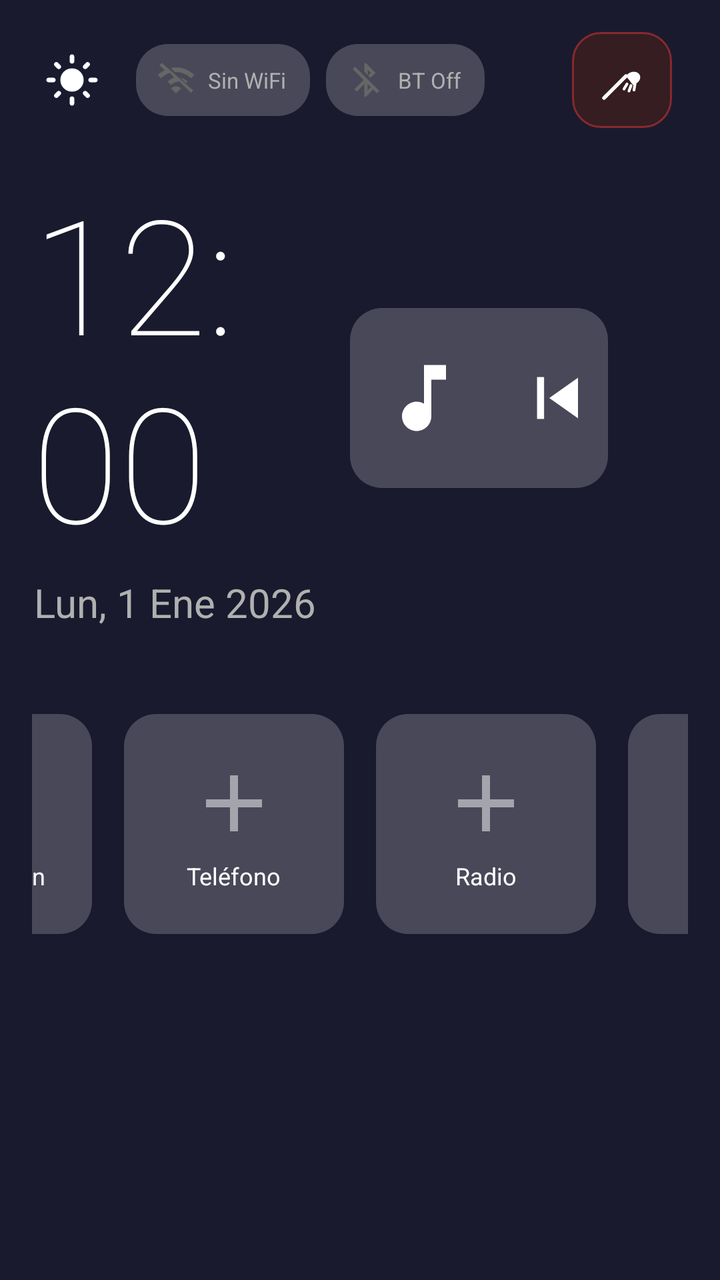
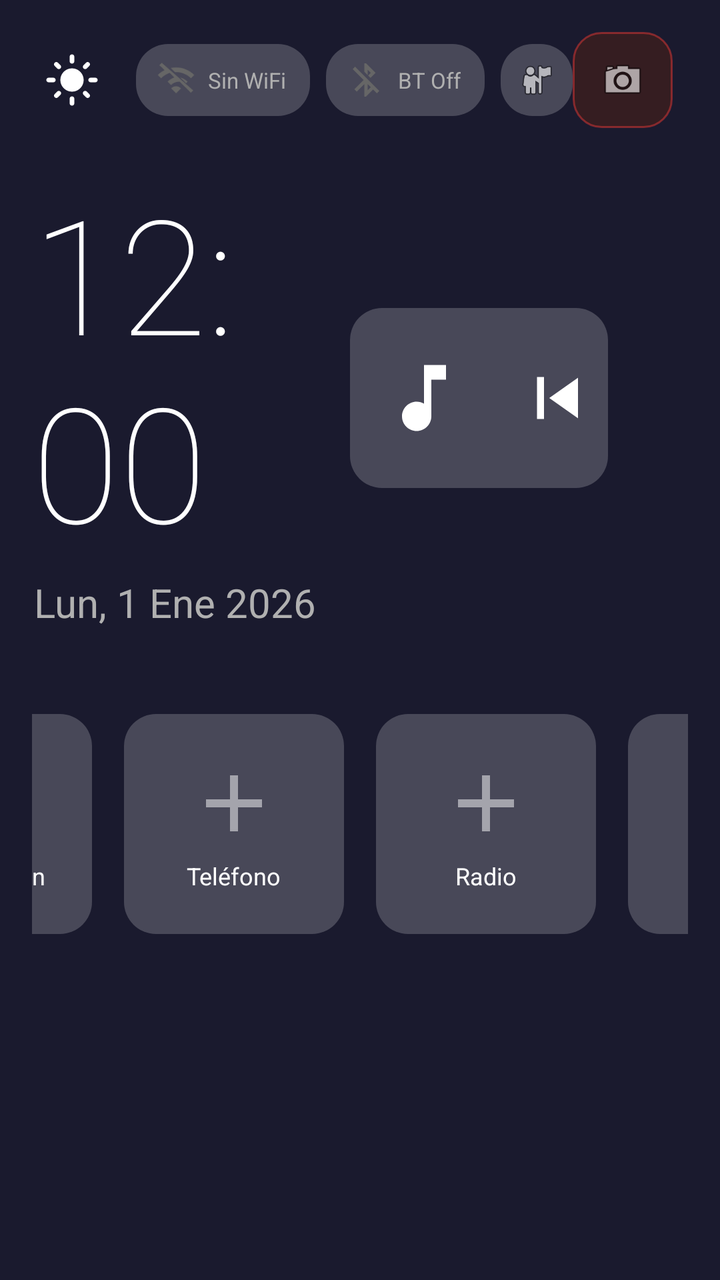

Compare the two renders of this Android layout. The source of the first and the diff that turns it into the second are given below.
<!-- AndroidManifest.xml: application theme LauncherTheme -->
<!-- res/layout/activity_main.xml -->
<?xml version="1.0" encoding="utf-8"?>
<FrameLayout xmlns:android="http://schemas.android.com/apk/res/android"
    android:id="@+id/root_layout"
    android:layout_width="match_parent"
    android:layout_height="match_parent"
    android:background="#FF1A1A2E">

    <LinearLayout
        android:layout_width="match_parent"
        android:layout_height="match_parent"
        android:gravity="center"
        android:orientation="vertical"
        android:padding="16dp">

        
        <LinearLayout
            android:layout_width="match_parent"
            android:layout_height="wrap_content"
            android:orientation="horizontal"
            android:gravity="center_vertical">

            <ImageView
                android:id="@+id/btn_theme_toggle"
                android:layout_width="40dp"
                android:layout_height="40dp"
                android:src="@drawable/ic_sun"
                android:padding="6dp"
                android:clickable="true"
                android:focusable="true" />

            <LinearLayout
                android:id="@+id/badge_permisos"
                android:layout_width="wrap_content"
                android:layout_height="36dp"
                android:orientation="horizontal"
                android:gravity="center_vertical"
                android:background="@drawable/shortcut_bg"
                android:paddingStart="10dp"
                android:paddingEnd="12dp"
                android:layout_marginStart="10dp"
                android:clickable="true"
                android:focusable="true"
                android:visibility="gone">

                <ImageView
                    android:layout_width="18dp"
                    android:layout_height="18dp"
                    android:src="@android:drawable/ic_dialog_alert" />

                <TextView
                    android:layout_width="wrap_content"
                    android:layout_height="wrap_content"
                    android:text="Permisos"
                    android:textColor="#FFC107"
                    android:textSize="11sp"
                    android:layout_marginStart="5dp" />
            </LinearLayout>

            
            <LinearLayout
                android:id="@+id/indicador_wifi"
                android:layout_width="wrap_content"
                android:layout_height="36dp"
                android:orientation="horizontal"
                android:gravity="center_vertical"
                android:background="@drawable/shortcut_bg"
                android:paddingStart="10dp"
                android:paddingEnd="12dp"
                android:layout_marginStart="12dp"
                android:clickable="true"
                android:focusable="true">

                <ImageView
                    android:id="@+id/icono_wifi"
                    android:layout_width="20dp"
                    android:layout_height="20dp"
                    android:src="@drawable/ic_wifi_off" />

                <TextView
                    android:id="@+id/texto_wifi"
                    android:layout_width="wrap_content"
                    android:layout_height="wrap_content"
                    android:text="Sin WiFi"
                    android:textColor="#B0B0B0"
                    android:textSize="11sp"
                    android:layout_marginStart="6dp"
                    android:maxLines="1"
                    android:ellipsize="end"
                    android:maxWidth="100dp" />
            </LinearLayout>

            
            <LinearLayout
                android:id="@+id/indicador_bluetooth"
                android:layout_width="wrap_content"
                android:layout_height="36dp"
                android:orientation="horizontal"
                android:gravity="center_vertical"
                android:background="@drawable/shortcut_bg"
                android:paddingStart="10dp"
                android:paddingEnd="12dp"
                android:layout_marginStart="8dp"
                android:clickable="true"
                android:focusable="true">

                <ImageView
                    android:id="@+id/icono_bluetooth"
                    android:layout_width="20dp"
                    android:layout_height="20dp"
                    android:src="@drawable/ic_bt_off" />

                <TextView
                    android:id="@+id/texto_bluetooth"
                    android:layout_width="wrap_content"
                    android:layout_height="wrap_content"
                    android:text="BT Off"
                    android:textColor="#B0B0B0"
                    android:textSize="11sp"
                    android:layout_marginStart="6dp"
                    android:maxLines="1"
                    android:ellipsize="end"
                    android:maxWidth="120dp" />
            </LinearLayout>

            <View
                android:layout_width="0dp"
                android:layout_height="1dp"
                android:layout_weight="1" />

            <LinearLayout
                android:id="@+id/fab_clear_apps"
                android:background="@drawable/fab_bg_clear"
                android:layout_width="50dp"
                android:layout_height="48dp"
                android:orientation="horizontal"
                android:gravity="center"
                android:paddingStart="10dp"
                android:paddingEnd="10dp"
                android:layout_marginEnd="8dp"
                android:clickable="true"
                android:focusable="true"
                android:elevation="6dp">

                <ImageView
                    android:layout_width="24dp"
                    android:layout_height="24dp"
                    android:src="@drawable/ic_clear_apps" />
            </LinearLayout>
        </LinearLayout>

        
        <LinearLayout
            android:layout_width="match_parent"
            android:layout_height="0dp"
            android:layout_weight="1"
            android:orientation="horizontal"
            android:gravity="center"
            android:paddingBottom="10dp">

            
                    

                

            <LinearLayout
                android:id="@+id/clock_section"
                android:layout_width="0dp"
                android:layout_height="wrap_content"
                android:layout_weight="1"
                android:gravity="center"
                android:orientation="vertical">

                <LinearLayout
                    android:id="@+id/boton_reloj"
                    android:layout_width="wrap_content"
                    android:layout_height="wrap_content"
                    android:clickable="true"
                    android:focusable="true"
                    android:gravity="center"
                    android:orientation="vertical">

                    <TextView
                        android:id="@+id/clock_text"
                        android:layout_width="wrap_content"
                        android:layout_height="wrap_content"
                        android:fontFamily="sans-serif-thin"
                        android:text="12:00"
                        android:textColor="#FFFFFFFF"
                        android:textSize="80sp" />

                    <TextView
                        android:id="@+id/date_text"
                        android:layout_width="wrap_content"
                        android:layout_height="wrap_content"
                        android:layout_marginTop="4dp"
                        android:text="Lun, 1 Ene 2026"
                        android:textColor="#B0B0B0"
                        android:textSize="20sp" />
                </LinearLayout>
            </LinearLayout>

            
            
            <LinearLayout
                android:id="@+id/widget_reproductor"
                android:foreground="?android:attr/selectableItemBackground"
                android:layout_width="0dp"
                android:layout_height="wrap_content"
                android:layout_weight="0.9"
                android:minWidth="320dp"
                android:orientation="horizontal"
                android:gravity="center_vertical"
                android:background="@drawable/shortcut_bg"
                android:padding="15dp"
                android:layout_marginTop="30dp"
                android:layout_marginStart="16dp"
                android:layout_marginEnd="40dp"
                android:layout_marginBottom="30dp"
                android:clickable="true"
                android:focusable="true"
                android:visibility="visible">


                <ImageView
                    android:id="@+id/reproductor_icono"
                    android:layout_width="44dp"
                    android:layout_height="60dp"
                    android:src="@drawable/ic_music"
                    android:scaleType="fitCenter" />

                <LinearLayout
                    android:layout_width="0dp"
                    android:layout_height="wrap_content"
                    android:layout_weight="1"
                    android:orientation="vertical"
                    android:layout_marginStart="10dp"
                    android:layout_marginEnd="10dp">

                    <TextView
                        android:id="@+id/reproductor_titulo"
                        android:layout_width="match_parent"
                        android:layout_height="wrap_content"
                        android:text=""
                        android:textColor="#FFFFFF"
                        android:textSize="16sp"
                        android:textStyle="bold"
                        android:maxLines="1"
                        android:ellipsize="marquee"
                        android:marqueeRepeatLimit="marquee_forever"
                        android:scrollHorizontally="true"
                        android:focusable="true"
                        android:focusableInTouchMode="true"
                        android:singleLine="true" />

                    <TextView
                        android:id="@+id/reproductor_artista"
                        android:layout_width="wrap_content"
                        android:layout_height="wrap_content"
                        android:text=""
                        android:textColor="#B0B0B0"
                        android:textSize="12sp"
                        android:maxLines="1"
                        android:ellipsize="end"
                        android:layout_marginTop="2dp" />
                </LinearLayout>

                <ImageView
                    android:id="@+id/btn_anterior"
                    android:layout_width="50dp"
                    android:layout_height="50dp"
                    android:src="@drawable/ic_anterior"
                    android:padding="4dp"
                    android:background="?android:attr/selectableItemBackgroundBorderless"
                    android:clickable="true"
                    android:focusable="true" />

                <ImageView
                    android:id="@+id/btn_play_pausa"
                    android:layout_width="50dp"
                    android:layout_height="50dp"
                    android:src="@drawable/ic_play"
                    android:padding="4dp"
                    android:layout_marginStart="6dp"
                    android:layout_marginEnd="6dp"
                    android:background="?android:attr/selectableItemBackgroundBorderless"
                    android:clickable="true"
                    android:focusable="true" />

                <ImageView
                    android:id="@+id/btn_siguiente"
                    android:layout_width="50dp"
                    android:layout_height="50dp"
                    android:src="@drawable/ic_siguiente"
                    android:padding="4dp"
                    android:background="?android:attr/selectableItemBackgroundBorderless"
                    android:clickable="true"
                    android:focusable="true" />
            </LinearLayout>
        </LinearLayout>

        
        <LinearLayout
            android:id="@+id/shortcuts_container"
            android:layout_width="wrap_content"
            android:layout_height="0dp"
            android:layout_weight="1"
            android:gravity="center|top"
            android:orientation="horizontal"
            android:paddingTop="5dp">

            <LinearLayout
                android:id="@+id/shortcut_0"
                android:layout_width="110dp"
                android:layout_height="110dp"
                android:layout_margin="8dp"
                android:background="@drawable/shortcut_bg"
                android:clickable="true"
                android:focusable="true"
                android:gravity="center"
                android:orientation="vertical"
                android:padding="10dp">

                <ImageView
                    android:id="@+id/shortcut_icon_0"
                    android:layout_width="48dp"
                    android:layout_height="48dp"
                    android:scaleType="fitCenter"
                    android:src="@drawable/ic_add_shortcut" />

                <TextView
                    android:id="@+id/shortcut_name_0"
                    android:layout_width="wrap_content"
                    android:layout_height="wrap_content"
                    android:layout_marginTop="4dp"
                    android:ellipsize="end"
                    android:maxLines="1"
                    android:text="Música"
                    android:textColor="#FFFFFF"
                    android:textSize="12sp" />
            </LinearLayout>

            <LinearLayout
                android:id="@+id/shortcut_1"
                android:layout_width="110dp"
                android:layout_height="110dp"
                android:layout_margin="8dp"
                android:background="@drawable/shortcut_bg"
                android:clickable="true"
                android:focusable="true"
                android:gravity="center"
                android:orientation="vertical"
                android:padding="10dp">

                <ImageView
                    android:id="@+id/shortcut_icon_1"
                    android:layout_width="48dp"
                    android:layout_height="48dp"
                    android:scaleType="fitCenter"
                    android:src="@drawable/ic_add_shortcut" />

                <TextView
                    android:id="@+id/shortcut_name_1"
                    android:layout_width="wrap_content"
                    android:layout_height="wrap_content"
                    android:layout_marginTop="4dp"
                    android:ellipsize="end"
                    android:maxLines="1"
                    android:text="Navegación"
                    android:textColor="#FFFFFF"
                    android:textSize="12sp" />
            </LinearLayout>

            <LinearLayout
                android:id="@+id/shortcut_2"
                android:layout_width="110dp"
                android:layout_height="110dp"
                android:layout_margin="8dp"
                android:background="@drawable/shortcut_bg"
                android:clickable="true"
                android:focusable="true"
                android:gravity="center"
                android:orientation="vertical"
                android:padding="10dp">

                <ImageView
                    android:id="@+id/shortcut_icon_2"
                    android:layout_width="48dp"
                    android:layout_height="48dp"
                    android:scaleType="fitCenter"
                    android:src="@drawable/ic_add_shortcut" />

                <TextView
                    android:id="@+id/shortcut_name_2"
                    android:layout_width="wrap_content"
                    android:layout_height="wrap_content"
                    android:layout_marginTop="4dp"
                    android:ellipsize="end"
                    android:maxLines="1"
                    android:text="Teléfono"
                    android:textColor="#FFFFFF"
                    android:textSize="12sp" />
            </LinearLayout>

            <LinearLayout
                android:id="@+id/shortcut_3"
                android:layout_width="110dp"
                android:layout_height="110dp"
                android:layout_margin="8dp"
                android:background="@drawable/shortcut_bg"
                android:clickable="true"
                android:focusable="true"
                android:gravity="center"
                android:orientation="vertical"
                android:padding="10dp">

                <ImageView
                    android:id="@+id/shortcut_icon_3"
                    android:layout_width="48dp"
                    android:layout_height="48dp"
                    android:scaleType="fitCenter"
                    android:src="@drawable/ic_add_shortcut" />

                <TextView
                    android:id="@+id/shortcut_name_3"
                    android:layout_width="wrap_content"
                    android:layout_height="wrap_content"
                    android:layout_marginTop="4dp"
                    android:ellipsize="end"
                    android:maxLines="1"
                    android:text="Radio"
                    android:textColor="#FFFFFF"
                    android:textSize="12sp" />
            </LinearLayout>

            <LinearLayout
                android:id="@+id/shortcut_4"
                android:layout_width="110dp"
                android:layout_height="110dp"
                android:layout_margin="8dp"
                android:background="@drawable/shortcut_bg"
                android:clickable="true"
                android:focusable="true"
                android:gravity="center"
                android:orientation="vertical"
                android:padding="10dp">

                <ImageView
                    android:id="@+id/shortcut_icon_4"
                    android:layout_width="48dp"
                    android:layout_height="48dp"
                    android:scaleType="fitCenter"
                    android:src="@drawable/ic_add_shortcut" />

                <TextView
                    android:id="@+id/shortcut_name_4"
                    android:layout_width="wrap_content"
                    android:layout_height="wrap_content"
                    android:layout_marginTop="4dp"
                    android:ellipsize="end"
                    android:maxLines="1"
                    android:text="Config."
                    android:textColor="#FFFFFF"
                    android:textSize="12sp" />
            </LinearLayout>

            <LinearLayout
                android:id="@+id/btn_all_apps"
                android:layout_width="110dp"
                android:layout_height="110dp"
                android:layout_margin="8dp"
                android:background="@drawable/shortcut_bg_accent"
                android:clickable="true"
                android:focusable="true"
                android:gravity="center"
                android:orientation="vertical"
                android:padding="10dp">

                <ImageView
                    android:id="@+id/all_apps_icon"
                    android:layout_width="48dp"
                    android:layout_height="48dp"
                    android:scaleType="fitCenter"
                    android:src="@drawable/ic_all_apps" />

                <TextView
                    android:id="@+id/all_apps_label"
                    android:layout_width="wrap_content"
                    android:layout_height="wrap_content"
                    android:layout_marginTop="4dp"
                    android:text="Apps"
                    android:textColor="#FFFFFF"
                    android:textSize="12sp" />
            </LinearLayout>
        </LinearLayout>
    </LinearLayout>

    


    
    <LinearLayout
        android:id="@+id/system_panel"
        android:layout_width="wrap_content"
        android:layout_height="wrap_content"
        android:layout_gravity="bottom|end"
        android:layout_marginEnd="20dp"
        android:layout_marginBottom="72dp"
        android:background="@drawable/system_panel_bg"
        android:elevation="8dp"
        android:orientation="vertical"
        android:padding="12dp"
        android:visibility="gone" />

</FrameLayout>
<!-- resources referenced by this layout -->
<resources>
  <!-- drawable fab_bg_clear (drawable) -->
  <?xml version="1.0" encoding="utf-8"?>
  <shape xmlns:android="http://schemas.android.com/apk/res/android"
      android:shape="rectangle">
  
      
      <solid android:color="#CC3D1F1F" />
  
      
      <stroke
          android:width="1dp"
          android:color="#80E53935" />
  
      
      <corners android:radius="14dp" />
  
  </shape>
  <!-- drawable ic_add_shortcut (drawable) -->
  <?xml version="1.0" encoding="utf-8"?>
  <vector xmlns:android="http://schemas.android.com/apk/res/android"
      android:width="24dp"
      android:height="24dp"
      android:viewportWidth="24"
      android:viewportHeight="24">
      <path
          android:fillColor="#80FFFFFF"
          android:pathData="M19,13h-6v6h-2v-6H5v-2h6V5h2v6h6v2z" />
  </vector>
  <!-- drawable ic_all_apps (drawable) -->
  <?xml version="1.0" encoding="utf-8"?>
  <vector xmlns:android="http://schemas.android.com/apk/res/android"
      android:width="24dp"
      android:height="24dp"
      android:viewportWidth="24"
      android:viewportHeight="24">
      <path
          android:fillColor="#FFFFFF"
          android:pathData="M4,8h4V4H4V8zM10,20h4v-4h-4V20zM4,20h4v-4H4V20zM4,14h4v-4H4V14zM10,14h4v-4h-4V14zM16,4v4h4V4H16zM10,8h4V4h-4V8zM16,14h4v-4h-4V14zM16,20h4v-4h-4V20z" />
  </vector>
  <!-- drawable ic_anterior (drawable) -->
  <?xml version="1.0" encoding="utf-8"?>
  <vector xmlns:android="http://schemas.android.com/apk/res/android"
      android:width="24dp" android:height="24dp"
      android:viewportWidth="24" android:viewportHeight="24">
      <path android:fillColor="#FFFFFF"
          android:pathData="M6,6h2v12H6V6zM9.5,12l8.5,6V6L9.5,12z" />
  </vector>
  <!-- drawable ic_bt_off (drawable) -->
  <?xml version="1.0" encoding="utf-8"?>
  <vector xmlns:android="http://schemas.android.com/apk/res/android"
      android:width="24dp" android:height="24dp"
      android:viewportWidth="24" android:viewportHeight="24">
      <path android:fillColor="#666666"
          android:pathData="M13,5.83l1.88,1.88 -1.6,1.6 1.41,1.41 3.02,-3.02L12,2h-1v5.03l2,2v-3.2zM5.41,4L4,5.41 10.59,12 5,17.59 6.41,19 11,14.41V22h1l4.29,-4.29 2.3,2.29L20,18.59 5.41,4zM13,18.17v-3.76l1.88,1.88L13,18.17z" />
  </vector>
  <!-- drawable ic_music (drawable) -->
  <?xml version="1.0" encoding="utf-8"?>
  <vector xmlns:android="http://schemas.android.com/apk/res/android"
      android:width="24dp"
      android:height="24dp"
      android:viewportWidth="24"
      android:viewportHeight="24">
      <path
          android:fillColor="#FFFFFF"
          android:pathData="M12,3v10.55c-0.59,-0.34 -1.27,-0.55 -2,-0.55C7.79,13 6,14.79 6,17s1.79,4 4,4 4,-1.79 4,-4V7h4V3h-6z" />
  </vector>
  <!-- drawable ic_play (drawable) -->
  <?xml version="1.0" encoding="utf-8"?>
  <vector xmlns:android="http://schemas.android.com/apk/res/android"
      android:width="24dp" android:height="24dp"
      android:viewportWidth="24" android:viewportHeight="24">
      <path android:fillColor="#FFFFFF"
          android:pathData="M8,5v14l11,-7z" />
  </vector>
  <!-- drawable ic_siguiente (drawable) -->
  <?xml version="1.0" encoding="utf-8"?>
  <vector xmlns:android="http://schemas.android.com/apk/res/android"
      android:width="24dp" android:height="24dp"
      android:viewportWidth="24" android:viewportHeight="24">
      <path android:fillColor="#FFFFFF"
          android:pathData="M6,18l8.5,-6L6,6V18zM16,6v12h2V6H16z" />
  </vector>
  <!-- drawable system_panel_bg (drawable) -->
  <?xml version="1.0" encoding="utf-8"?>
  <shape xmlns:android="http://schemas.android.com/apk/res/android"
      android:shape="rectangle">
      <solid android:color="#EE16213E" />
      <corners android:radius="16dp" />
      <stroke
          android:width="1dp"
          android:color="#33FFFFFF" />
  </shape>
  <style name="LauncherTheme" parent="Theme.AppCompat.NoActionBar">
          <item name="android:windowNoTitle">true</item>
          <item name="android:windowFullscreen">true</item>
          <item name="android:windowBackground">@color/background</item>
      </style>
  <color name="background">#FF1A1A2E</color>
  <!-- unchanged entries left out for length: 5 -->
</resources>

<!-- the commit's change to res/layout/activity_main.xml (unified diff, before → after) -->
@@ -90,6 +90,7 @@
             </LinearLayout>
 
             
+            
             <LinearLayout
                 android:id="@+id/indicador_bluetooth"
                 android:layout_width="wrap_content"
@@ -122,10 +123,49 @@
                     android:maxWidth="120dp" />
             </LinearLayout>
 
+            
+            <LinearLayout
+                android:id="@+id/boton_contactos"
+                android:layout_width="36dp"
+                android:layout_height="36dp"
+                android:orientation="horizontal"
+                android:gravity="center"
+                android:background="@drawable/shortcut_bg"
+                android:layout_marginStart="8dp"
+                android:clickable="true"
+                android:focusable="true">
+
+                <ImageView
+                    android:layout_width="20dp"
+                    android:layout_height="20dp"
+                    android:src="@android:drawable/ic_menu_myplaces" />
+            </LinearLayout>
+
             <View
                 android:layout_width="0dp"
                 android:layout_height="1dp"
                 android:layout_weight="1" />
+
+            
+            <LinearLayout
+                android:id="@+id/fab_screenshot"
+                android:background="@drawable/fab_bg_clear"
+                android:layout_width="50dp"
+                android:layout_height="48dp"
+                android:orientation="horizontal"
+                android:gravity="center"
+                android:paddingStart="10dp"
+                android:paddingEnd="10dp"
+                android:layout_marginEnd="8dp"
+                android:clickable="true"
+                android:focusable="true"
+                android:elevation="6dp">
+
+                <ImageView
+                    android:layout_width="24dp"
+                    android:layout_height="24dp"
+                    android:src="@android:drawable/ic_menu_camera" />
+            </LinearLayout>
 
             <LinearLayout
                 android:id="@+id/fab_clear_apps"
